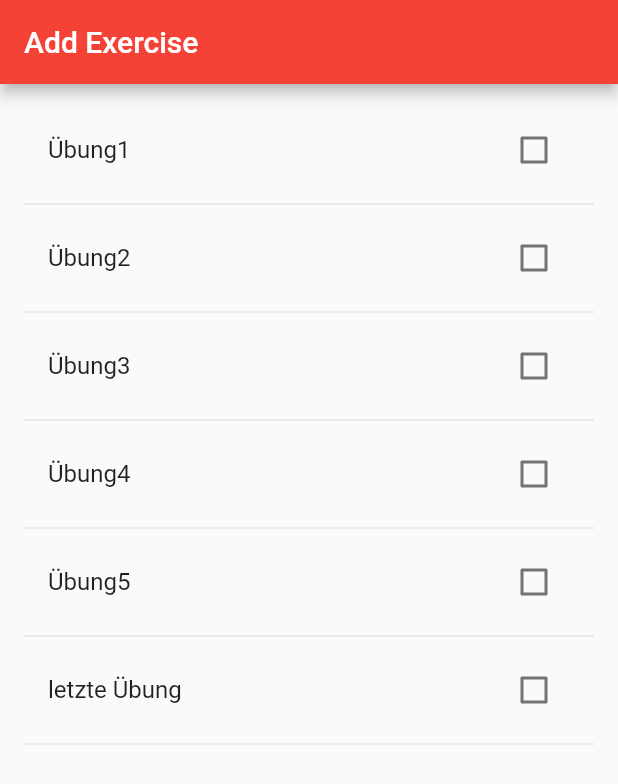
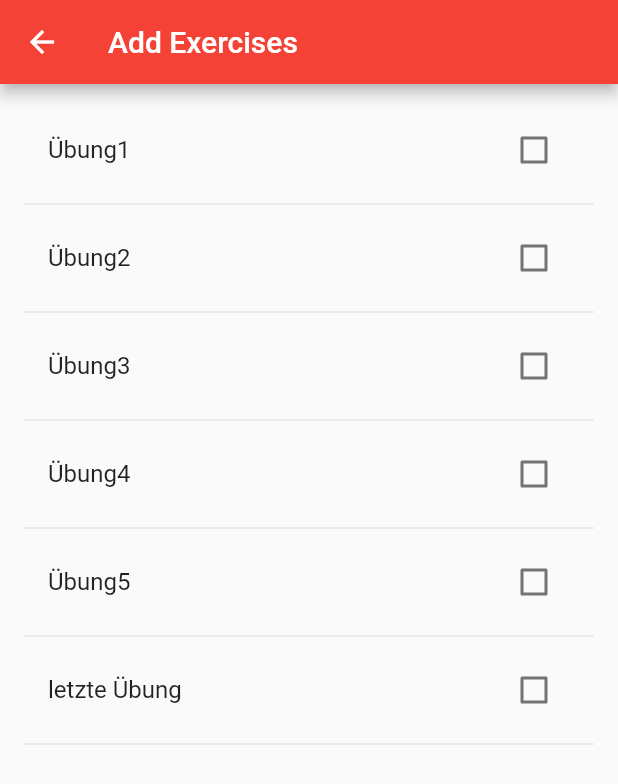
Before and after one commit to TorbenStriegel/Fit4You-FitnessApp, a Flutter app: the screen it shows after launch, after a tap on "Add Exercise", on a phone screen of 412 x 824 dp. Shown: the top 784 px of the screen. Run offline on Flutter 3.47's test engine with Material 2 defaults, Android fonts, the phone set to English and light mode, and no system bars.

Commit message:
Improved second page

```diff
--- a/lib/main.dart
+++ b/lib/main.dart
@@ -1,7 +1,5 @@
-import 'dart:html';
-
+import 'package:fit4you/secondPage.dart';
 import 'package:flutter/material.dart';
-import 'package:fit4you/secondPage.dart';
 
 void main() {
   runApp(MyApp());
@@ -17,7 +15,6 @@ class MyApp extends StatelessWidget {
           primarySwatch: Colors.red,
         ),
         home: firstPageExerciseGenerator());
-
   }
 }
 
@@ -26,20 +23,9 @@ class firstPageExerciseGenerator extends StatefulWidget {
   State<StatefulWidget> createState() => _ExerciseName();
 }
 
-
-
 class _ExerciseName extends State<firstPageExerciseGenerator> {
   List<String> _exercisePersonal = <String>[];
-  List<String> _exerciseAll = <String>[
-    "Übung1",
-    "Übung2",
-    "Übung3",
-    "Übung4",
-    "Übung5",
-    "letzte Übung",
-  ];
   bool isChecked = false;
-
 
   @override
   Widget build(BuildContext context) {
@@ -52,13 +38,13 @@ class _ExerciseName extends State<firstPageExerciseGenerator> {
           children: [
             Text("data"),
             Flexible(child: _buildPersonalExercisesList()),
-            TextButton(onPressed: () {
-              _addExercise();
-            },
+            TextButton(
+                onPressed: () {
+                  _addExercise();
+                },
                 child: Text("Add Exercise"))
           ],
-        )
-    );
+        ));
   }
 
   Widget _buildPersonalExercisesList() {
@@ -87,9 +73,11 @@ class _ExerciseName extends State<firstPageExerciseGenerator> {
   }
 
   void _addExercise() {
-    Navigator.push(context, MaterialPageRoute(builder: (context) {
-      return const SecondPage(title: 'SecondPage');
-    }));
+    print("Test" + _exercisePersonal.toString());
+    Navigator.push(
+        context,
+        MaterialPageRoute(
+            builder: (context) =>
+                SecondPage(exercisePersonal: _exercisePersonal)));
   }
-
 }
--- a/lib/secondPage.dart
+++ b/lib/secondPage.dart
@@ -1,31 +1,19 @@
-import 'dart:html';
-
+import 'package:flutter/cupertino.dart';
 import 'package:flutter/material.dart';
 
+class SecondPage extends StatefulWidget {
+  List<String> exercisePersonal;
 
-class SecondPage extends StatelessWidget {
-  final String title;
-  const SecondPage({Key? key, required this.title}) : super(key: key);
-
+  SecondPage({required List<String> this.exercisePersonal});
 
   @override
-  Widget build(BuildContext context) {
-    bool test = true;
-    return MaterialApp(
-        title: 'Flutter Demo',
-        theme: ThemeData(
-          primarySwatch: Colors.red,
-        ),
-        home: secondPageExerciseGenerator());
+  State<StatefulWidget> createState() {
+    return _SecondPageState(exercisePersonal);
   }
-  }
-class secondPageExerciseGenerator extends StatefulWidget {
-  @override
-  State<StatefulWidget> createState() => _ExerciseName();
 }
 
-class _ExerciseName extends State<secondPageExerciseGenerator> {
-  List<String> _exercisePersonal = <String>[];
+class _SecondPageState extends State<SecondPage> {
+  List<String> exercisePersonal;
   List<String> _exerciseAll = <String>[
     "Übung1",
     "Übung2",
@@ -36,20 +24,22 @@ class _ExerciseName extends State<secondPageExerciseGenerator> {
   ];
   bool isChecked = false;
 
-  get test => null;
 
-
+  _SecondPageState(this.exercisePersonal);
 
   @override
   Widget build(BuildContext context) {
-    return Scaffold (
-        appBar: AppBar (
-          title: Text("Add Exercise"),
+    return Scaffold(
+      appBar: AppBar(
+        title: Text("Add Exercises"),
+        leading: IconButton(
+          icon: Icon(Icons.arrow_back),
+          onPressed: () => Navigator.pop(context, false),
         ),
-        body: _buildListToAddExercises(),
+      ),
+      body: _buildListToAddExercises(),
     );
   }
-
   Widget _buildListToAddExercises() {
     List<String> _exerciseAllCopy = [..._exerciseAll];
     //_exerciseAllCopy.removeWhere((item) => _exercisePersonal.contains(item));
@@ -64,26 +54,23 @@ class _ExerciseName extends State<secondPageExerciseGenerator> {
       },
     );
   }
-
   Widget _checkbox(bool isInPersonalExerciseList) {
     return Checkbox (value: isInPersonalExerciseList, onChanged:(value) => { value = !isInPersonalExerciseList, print(value)});
   }
 
-
-
   Widget _buildRowToAddExercises(String exercise) {
-    bool isInPersonalExerciseList = _exercisePersonal.contains(exercise);
+    bool isInPersonalExerciseList = exercisePersonal.contains(exercise);
     return ListTile(
       title: Text(exercise),
       trailing: _checkbox(isInPersonalExerciseList),
 
-     /* Icon(
+      /* Icon(
           isInPersonalExerciseList || isChecked ? Icons.check_box : Icons.check_box_outline_blank,
           color: Colors.black), */
       onTap: () {
         setState(() {
           _checkbox(true);
-          _exercisePersonal.add(exercise);
+          exercisePersonal.add(exercise);
         });
       },
     );
```
